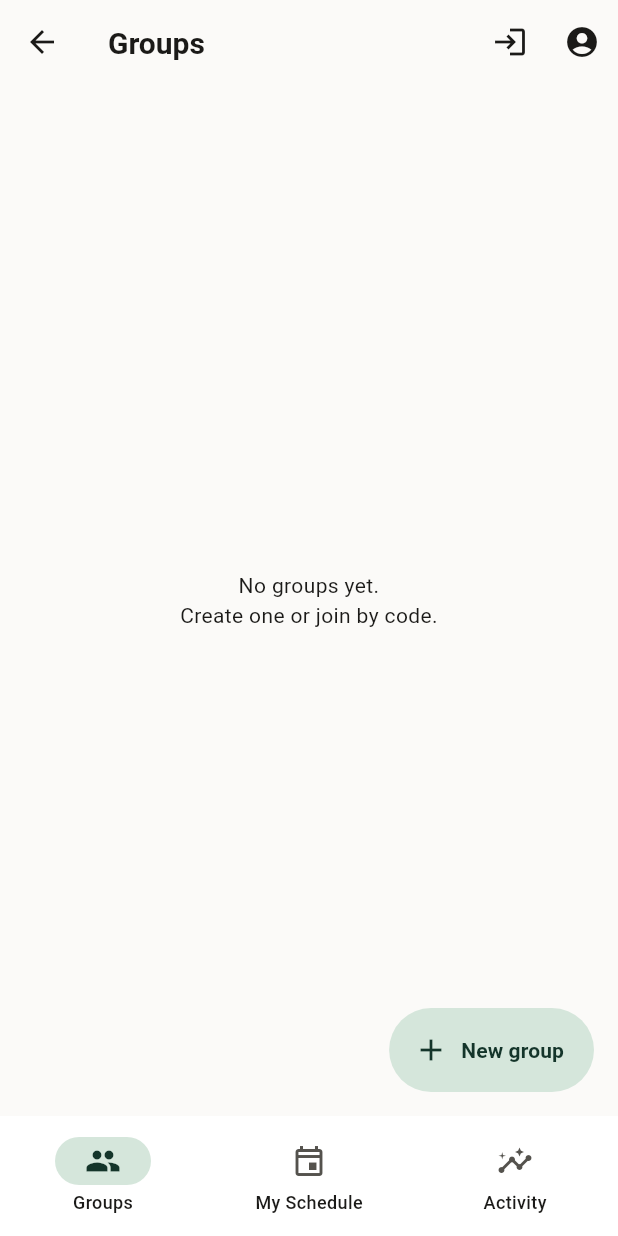
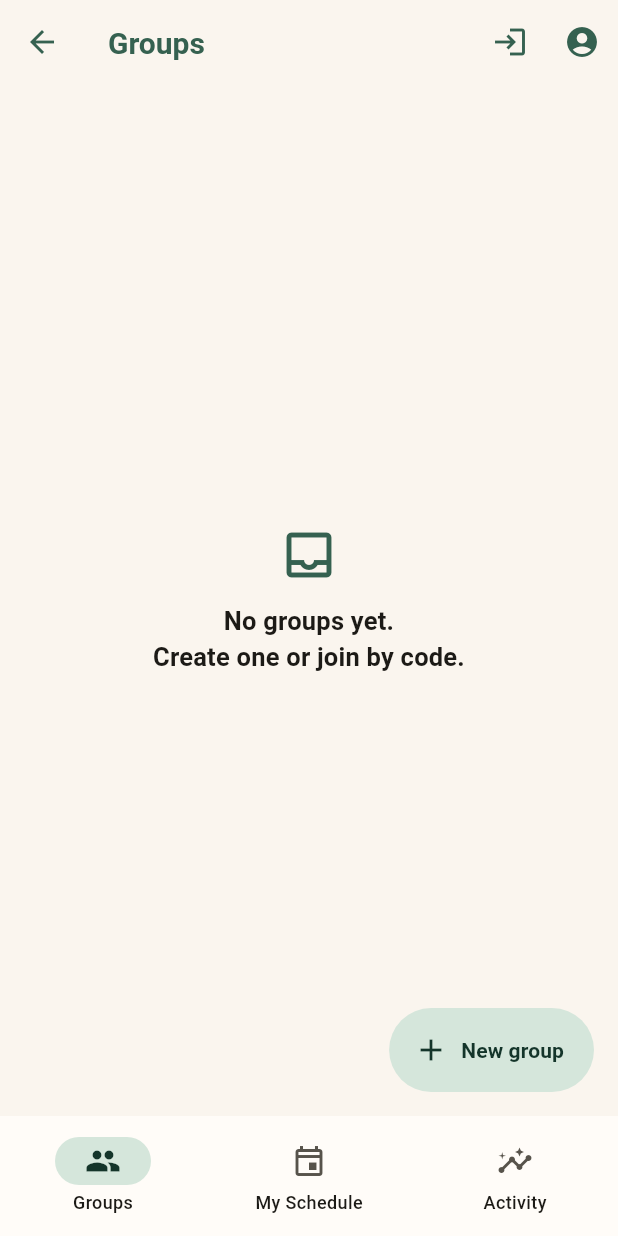
Before and after one commit to RedWaffle007/time-app, a Flutter app: the HomeShell screen opened directly, on a phone screen of 412 x 824 dp. Run offline on Flutter 3.47's test engine with Material 3 defaults, Android fonts, the phone set to English and light mode, and no system bars; our stand-ins replace cloud_firestore, firebase_auth, firebase_core, firebase_crashlytics, firebase_messaging, flutter_riverpod and 5 more; accounts and stored records are empty; generated files the repository leaves out were written again.

Commit message:
Give both colours presence on every screen
Warmed neutral ramps, green structural chrome, light Pending fix.

```diff
--- a/lib/core/theme/app_tokens.dart
+++ b/lib/core/theme/app_tokens.dart
@@ -83,8 +83,12 @@ abstract final class Sizes {
   /// the label, so the button doesn't change height mid-action.
   static const double buttonSpinner = 20;
 
-  /// The warning panel's left rule (UI-RULES.md §6.3).
+  /// The warning panel's left rule (UI-RULES.md §6.3) and the section header's
+  /// rule (§2.7) — both are 3px line work.
   static const double ruleWidth = 3;
+
+  /// Length of a section header's rule (UI-RULES.md §2.7).
+  static const double sectionRuleWidth = 28;
 
   /// Hairline border used everywhere flat surfaces need an edge.
   static const double hairline = 1;
--- a/lib/core/theme/status_style.dart
+++ b/lib/core/theme/status_style.dart
@@ -115,6 +115,34 @@ StatusStyle _neutral(ColorScheme cs, String label, IconData icon) => StatusStyle
       icon: icon,
     );
 
+/// A count of things waiting on the user, drawn on a navigation destination.
+///
+/// This lives here, next to the status badge, because it is a **filled orange
+/// pill — state, not structure** (UI-RULES.md §2.7). The firewall says orange
+/// fills exist only in the widgets that own state, so putting it anywhere else
+/// would either break the rule or force an exception into the lint.
+///
+/// Renders nothing at zero: an empty count is not an attention state, and a
+/// permanently-visible orange dot would be exactly the decorative orange the
+/// doctrine rations.
+class PendingCountBadge extends StatelessWidget {
+  const PendingCountBadge({super.key, required this.count, required this.child});
+
+  final int count;
+  final Widget child;
+
+  @override
+  Widget build(BuildContext context) {
+    if (count <= 0) return child;
+    return Badge(
+      backgroundColor: context.attentionContainerStrong,
+      textColor: context.onAttentionContainer,
+      label: Text('$count', style: context.text.labelSmall),
+      child: child,
+    );
+  }
+}
+
 /// The canonical status badge (UI-RULES.md §6.2).
 ///
 /// Always carries its text label: colour reinforces state, it never informs on
--- a/lib/core/widgets/async_view.dart
+++ b/lib/core/widgets/async_view.dart
@@ -25,6 +25,7 @@ class AsyncView<T> extends StatefulWidget {
     required this.builder,
     this.isEmpty,
     this.emptyMessage = 'Nothing here yet.',
+    this.emptyIcon = Icons.inbox_outlined,
     this.timeout = const Duration(seconds: 12),
   });
 
@@ -37,6 +38,11 @@ class AsyncView<T> extends StatefulWidget {
   /// Optional emptiness check for collection-shaped data.
   final bool Function(T data)? isEmpty;
   final String emptyMessage;
+
+  /// Icon for the empty state (UI-RULES.md §6.5). Screens should pass one that
+  /// fits what is missing; the default is a neutral inbox.
+  final IconData emptyIcon;
+
   final Duration timeout;
 
   @override
@@ -117,7 +123,9 @@ class _AsyncViewState<T> extends State<AsyncView<T>> {
       ),
       data: (data) {
         if (widget.isEmpty?.call(data) ?? false) {
-          return _Centered(child: _Message(text: widget.emptyMessage));
+          return _Centered(
+            child: _Empty(icon: widget.emptyIcon, message: widget.emptyMessage),
+          );
         }
         return widget.builder(context, data);
       },
@@ -134,12 +142,35 @@ class _Centered extends StatelessWidget {
       );
 }
 
-class _Message extends StatelessWidget {
-  const _Message({required this.text});
-  final String text;
+/// The empty-state recipe (UI-RULES.md §6.5).
+///
+/// Until 2026-07-25 the empty state was bare centred text — §6.5 was written
+/// but never actually implemented for the empty case; the only icon in this
+/// file lived in [_Retryable], which is the *error* state.
+///
+/// The icon is `primary`: an empty state is a resting state, not a failure, so
+/// green is honest there. STRUCTURE, not state — it is line work, so the
+/// firewall in §2.7 holds. [_Retryable] deliberately does **not** get this
+/// treatment: green means action and affirmation, and a failure is neither.
+class _Empty extends StatelessWidget {
+  const _Empty({required this.icon, required this.message});
+
+  final IconData icon;
+  final String message;
+
   @override
-  Widget build(BuildContext context) =>
-      Text(text, textAlign: TextAlign.center);
+  Widget build(BuildContext context) {
+    return Column(
+      mainAxisSize: MainAxisSize.min,
+      children: [
+        Icon(icon,
+            size: Sizes.emptyStateIcon, color: context.colors.primary),
+        const SizedBox(height: Space.md),
+        Text(message,
+            style: context.text.titleMedium, textAlign: TextAlign.center),
+      ],
+    );
+  }
 }
 
 class _Retryable extends StatelessWidget {
--- a/lib/features/home/presentation/home_shell.dart
+++ b/lib/features/home/presentation/home_shell.dart
@@ -1,7 +1,11 @@
 import 'package:flutter/material.dart';
+import 'package:flutter_riverpod/flutter_riverpod.dart';
 
+import '../../../core/theme/status_style.dart';
 import '../../groups/presentation/groups_screen.dart';
 import '../../outcomes/presentation/outcome_screen.dart';
+import '../../scheduling/application/schedule_providers.dart';
+import '../../scheduling/domain/schedule_item.dart';
 import '../../scheduling/presentation/planner_activity_screen.dart';
 
 /// The real app home: a bottom-nav shell replacing the dev menu.
@@ -15,14 +19,14 @@ import '../../scheduling/presentation/planner_activity_screen.dart';
 /// Each tab keeps its own AppBar/title; the shell only owns the NavigationBar.
 /// An [IndexedStack] keeps all three mounted so their Firestore listeners stay
 /// live and tab state (scroll, selection) survives switching.
-class HomeShell extends StatefulWidget {
+class HomeShell extends ConsumerStatefulWidget {
   const HomeShell({super.key});
 
   @override
-  State<HomeShell> createState() => _HomeShellState();
+  ConsumerState<HomeShell> createState() => _HomeShellState();
 }
 
-class _HomeShellState extends State<HomeShell> {
+class _HomeShellState extends ConsumerState<HomeShell> {
   int _index = 0;
 
   static const _tabs = [
@@ -33,23 +37,34 @@ class _HomeShellState extends State<HomeShell> {
 
   @override
   Widget build(BuildContext context) {
+    // How many items are waiting on this user to decide. Drives the one
+    // always-legitimate orange on the shell (UI-RULES.md §2.7) — it renders
+    // nothing at zero, so orange never becomes decorative here.
+    final pending = ref.watch(myItemsAsTargetProvider).maybeWhen(
+          data: (items) => items
+              .where((i) => i.status == ScheduleItemStatus.pending)
+              .length,
+          orElse: () => 0,
+        );
+
     return Scaffold(
       body: IndexedStack(index: _index, children: _tabs),
       bottomNavigationBar: NavigationBar(
         selectedIndex: _index,
         onDestinationSelected: (i) => setState(() => _index = i),
-        destinations: const [
-          NavigationDestination(
+        destinations: [
+          const NavigationDestination(
             icon: Icon(Icons.group_outlined),
             selectedIcon: Icon(Icons.group),
             label: 'Groups',
           ),
           NavigationDestination(
-            icon: Icon(Icons.event_outlined),
-            selectedIcon: Icon(Icons.event),
+            icon: PendingCountBadge(count: pending, child: const Icon(Icons.event_outlined)),
+            selectedIcon:
+                PendingCountBadge(count: pending, child: const Icon(Icons.event)),
             label: 'My Schedule',
           ),
-          NavigationDestination(
+          const NavigationDestination(
             icon: Icon(Icons.insights_outlined),
             selectedIcon: Icon(Icons.insights),
             label: 'Activity',
--- a/lib/features/scheduling/presentation/schedule_builder_screen.dart
+++ b/lib/features/scheduling/presentation/schedule_builder_screen.dart
@@ -7,6 +7,7 @@ import '../../../core/theme/app_tokens.dart';
 import '../../../core/timezone/quiet_hours.dart';
 import '../../../core/timezone/tz_resolver.dart';
 import '../../../core/widgets/async_view.dart';
+import '../../../core/widgets/section_header.dart';
 import '../../../core/widgets/warning_panel.dart';
 import '../../auth/application/auth_providers.dart';
 import '../../groups/application/group_providers.dart';
@@ -151,8 +152,7 @@ class _ScheduleBuilderScreenState extends ConsumerState<ScheduleBuilderScreen> {
       padding: Space.screenList,
       children: [
         // Target picker. "Myself" is always first, then anyone who granted you.
-        Text('Plan for', style: context.text.titleLarge),
-        const SizedBox(height: Space.sm),
+        const SectionHeader('Plan for'),
         _selfTile(),
         for (final grant in grants) _targetTile(grant),
         const Divider(height: Space.xxl),
```
Also changed, not shown: lib/core/theme/app_colors.dart (+38 -28 lines), lib/core/theme/app_theme.dart (+10 -3 lines), lib/core/widgets/section_header.dart (added, +46 -0 lines), lib/dev/theme_preview.dart (+4 -3 lines), lib/features/approvals/presentation/pending_approvals_screen.dart (+11 -1 lines), lib/features/groups/presentation/group_detail_screen.dart (+4 -4 lines).
